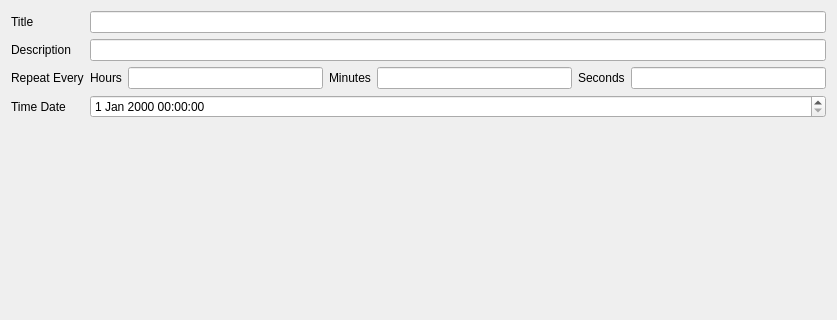
N1vn0vem8er/pineconesnake, file pcsreminder/src/editeventdialog.ui: the form before one commit; both pictures show x 0 to 837 and y 0 to 320 of the 837 by 628 pixel window.
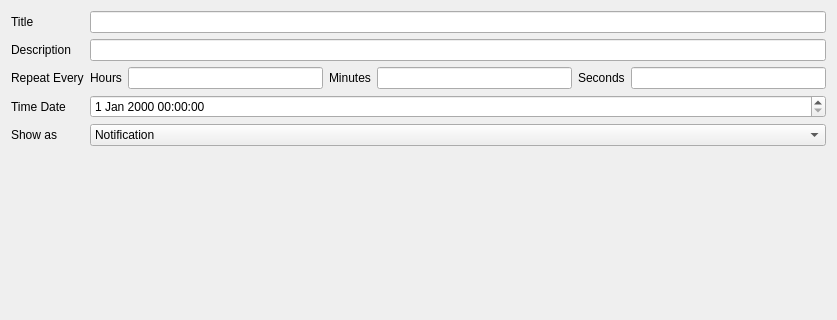
The form after the commit.

Patch:
```diff
--- a/pcsreminder/src/editeventdialog.ui
+++ b/pcsreminder/src/editeventdialog.ui
@@ -90,6 +90,27 @@
      <item row="3" column="1">
       <widget class="QDateTimeEdit" name="dateTimeEdit"/>
      </item>
+     <item row="4" column="0">
+      <widget class="QLabel" name="label_3">
+       <property name="text">
+        <string>Show as</string>
+       </property>
+      </widget>
+     </item>
+     <item row="4" column="1">
+      <widget class="QComboBox" name="showAsComboBox">
+       <item>
+        <property name="text">
+         <string>Notification</string>
+        </property>
+       </item>
+       <item>
+        <property name="text">
+         <string>Full screen window</string>
+        </property>
+       </item>
+      </widget>
+     </item>
     </layout>
    </item>
    <item>
```
